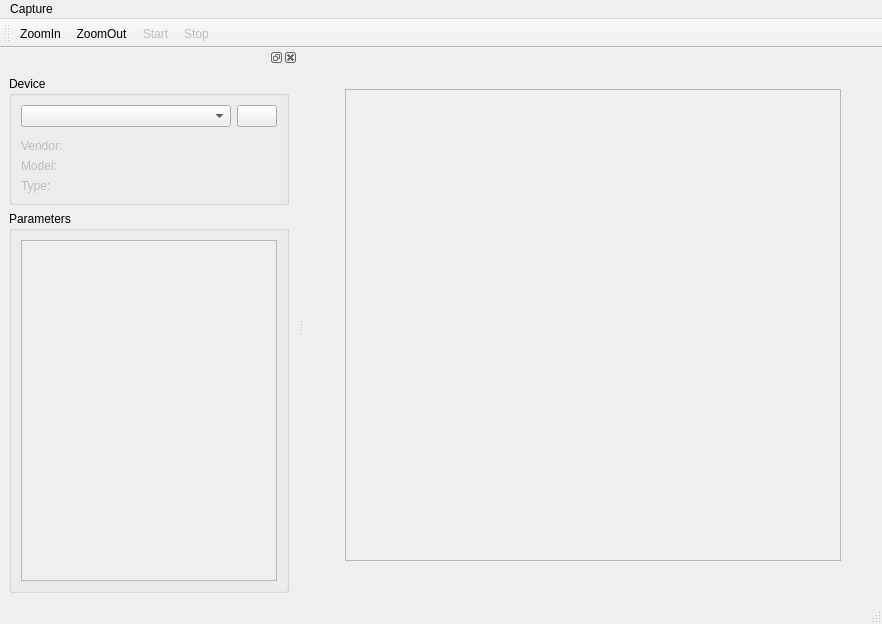
This is gui/mainwindow.ui in Corosan/sane-wrapper as Qt 5 draws it before an edit. The edited form follows.
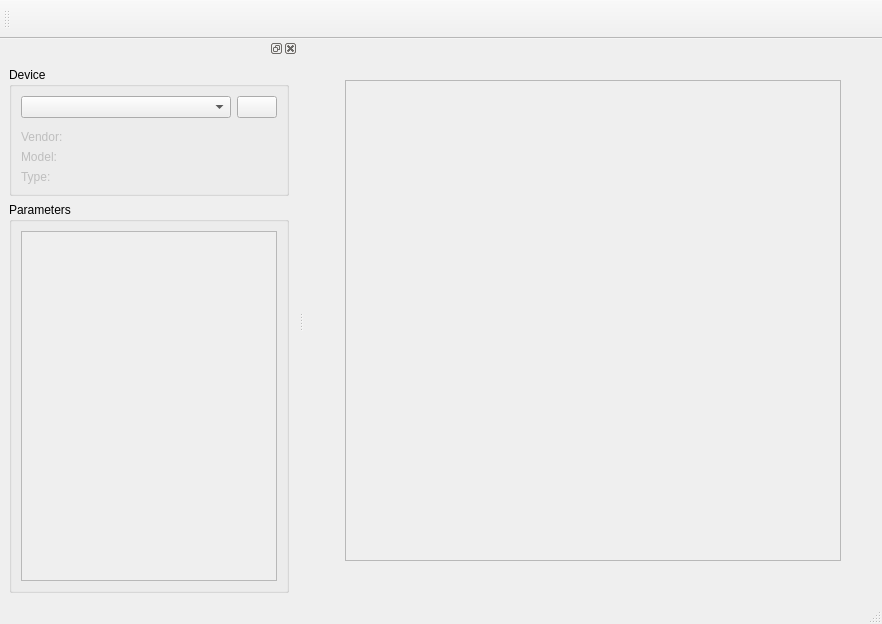
This is the edited form. Icons and pictures are not drawn. Custom widgets are drawn as their Qt base class.

```diff
--- a/gui/mainwindow.ui
+++ b/gui/mainwindow.ui
@@ -74,14 +74,6 @@
      <height>34</height>
     </rect>
    </property>
-   <widget class="QMenu" name="menuCapture">
-    <property name="title">
-     <string>Capture</string>
-    </property>
-    <addaction name="actionStart"/>
-    <addaction name="actionStop"/>
-   </widget>
-   <addaction name="menuCapture"/>
   </widget>
   <widget class="QStatusBar" name="statusbar"/>
   <widget class="QDockWidget" name="dockWidget">
@@ -106,8 +98,18 @@
           </item>
           <item>
            <widget class="QPushButton" name="btnReloadDevs">
-            <property name="text">
-             <string/>
+            <property name="icon">
+             <iconset resource="../build/gui.debug/qm/app.qrc">
+              <normaloff>:/icons/reload-24.png</normaloff>:/icons/reload-24.png</iconset>
+            </property>
+            <property name="iconSize">
+             <size>
+              <width>24</width>
+              <height>24</height>
+             </size>
+            </property>
+            <property name="shortcut">
+             <string>F5</string>
             </property>
            </widget>
           </item>
@@ -203,35 +205,95 @@
    <attribute name="toolBarBreak">
     <bool>false</bool>
    </attribute>
+   <addaction name="actionStartScan"/>
+   <addaction name="actionStopScan"/>
+   <addaction name="actionSave"/>
    <addaction name="actionZoomIn"/>
    <addaction name="actionZoomOut"/>
-   <addaction name="actionStart"/>
-   <addaction name="actionStop"/>
+   <addaction name="actionMirrorVert"/>
+   <addaction name="actionMirrorHorz"/>
+   <addaction name="actionRotateClockwise"/>
+   <addaction name="actionRotateCounterClockwise"/>
   </widget>
   <action name="actionStart">
    <property name="enabled">
     <bool>false</bool>
    </property>
-   <property name="text">
-    <string>Start</string>
+   <property name="icon">
+    <iconset resource="../build/gui.debug/qm/app.qrc">
+     <normaloff>:/icons/scan.png</normaloff>:/icons/scan.png</iconset>
    </property>
   </action>
   <action name="actionStop">
    <property name="enabled">
     <bool>false</bool>
    </property>
-   <property name="text">
-    <string>Stop</string>
+   <property name="icon">
+    <iconset resource="../build/gui.debug/qm/app.qrc">
+     <normaloff>:/icons/stop.png</normaloff>:/icons/stop.png</iconset>
    </property>
   </action>
   <action name="actionZoomIn">
-   <property name="text">
-    <string>ZoomIn</string>
+   <property name="enabled">
+    <bool>false</bool>
+   </property>
+   <property name="icon">
+    <iconset resource="../build/gui.debug/qm/app.qrc">
+     <normaloff>:/icons/zoom-in.png</normaloff>:/icons/zoom-in.png</iconset>
    </property>
   </action>
   <action name="actionZoomOut">
-   <property name="text">
-    <string>ZoomOut</string>
+   <property name="enabled">
+    <bool>false</bool>
+   </property>
+   <property name="icon">
+    <iconset resource="../build/gui.debug/qm/app.qrc">
+     <normaloff>:/icons/zoom-out.png</normaloff>:/icons/zoom-out.png</iconset>
+   </property>
+  </action>
+  <action name="actionSave">
+   <property name="enabled">
+    <bool>false</bool>
+   </property>
+   <property name="icon">
+    <iconset resource="../build/gui.debug/qm/app.qrc">
+     <normaloff>:/icons/save.png</normaloff>:/icons/save.png</iconset>
+   </property>
+  </action>
+  <action name="actionMirrorVert">
+   <property name="enabled">
+    <bool>false</bool>
+   </property>
+   <property name="icon">
+    <iconset resource="../build/gui.debug/qm/app.qrc">
+     <normaloff>:/icons/mirror-vert.png</normaloff>:/icons/mirror-vert.png</iconset>
+   </property>
+  </action>
+  <action name="actionMirrorHorz">
+   <property name="enabled">
+    <bool>false</bool>
+   </property>
+   <property name="icon">
+    <iconset resource="../build/gui.debug/qm/app.qrc">
+     <normaloff>:/icons/mirror-horz.png</normaloff>:/icons/mirror-horz.png</iconset>
+   </property>
+  </action>
+  <action name="actionRotateClockwise">
+   <property name="enabled">
+    <bool>false</bool>
+   </property>
+   <property name="icon">
+    <iconset resource="../build/gui.debug/qm/app.qrc">
+     <normaloff>:/icons/rotate-clock.png</normaloff>:/icons/rotate-clock.png</iconset>
+   </property>
+  </action>
+  <action name="actionRotateCounterClockwise">
+   <property name="enabled">
+    <bool>false</bool>
+   </property>
+   <property name="icon">
+    <iconset resource="../build/gui.debug/qm/app.qrc">
+     <normaloff>:/icons/rotate-counter-clock.png</normaloff>:/icons/rotate-counter-clock.png</iconset>
    </property>
   </action>
  </widget>
```
Left out of the diff: 19 changed lines with no effect on the pictures.
